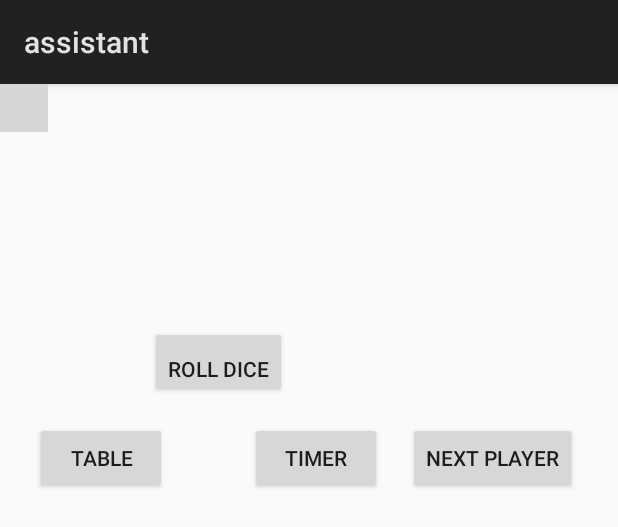
After one commit to hannahhaist/Game_Assistant, an Android app: the layout activity_dice_game.xml on its own in the app's theme, with its tools: preview values and no code run, on a phone screen of 412 x 824 dp. The commit adds this screen. Shown: the top 527 px of the screen. Run offline under Robolectric (Android 15) with nearby library versions, the phone set to English and light mode, and no system bars; grey boxes are pictures that could not be loaded.

Commit message:
GUI for InGame and Timer

```diff
--- a/app/src/main/AndroidManifest.xml
+++ b/app/src/main/AndroidManifest.xml
@@ -9,6 +9,14 @@
         android:roundIcon="@mipmap/ic_launcher_round"
         android:supportsRtl="true"
         android:theme="@style/AppTheme">
+        <activity android:name=".InGameActivity">
+            <intent-filter>
+                <action android:name="android.intent.action.MAIN" />
+
+                <category android:name="android.intent.category.LAUNCHER" />
+            </intent-filter>
+        </activity>
+        <!--
         <activity android:name=".MainActivity">
             <intent-filter>
                 <action android:name="android.intent.action.MAIN" />
@@ -16,10 +24,17 @@
                 <category android:name="android.intent.category.LAUNCHER" />
             </intent-filter>
         </activity>
-        <activity android:name=".FeaturesCustomActivity"/>
-        <activity android:name=".DiceSettingsActivity"/>
-        <activity android:name=".TableSettingsActivity"/>
-        <activity android:name=".TimerSettingsActivity"/>
+        -->
+        <activity android:name=".FeaturesCustomActivity" />
+        <activity android:name=".DiceSettingsActivity" />
+        <activity android:name=".TableSettingsActivity" />
+        <activity android:name=".TimerSettingsActivity" />
+        <!--
+
+        <activity
+            android:name=".InGameActivity"
+            android:label="@string/title_activity_in_game"></activity>
+
+    -->
     </application>
-
 </manifest>
--- /dev/null
+++ b/app/src/main/res/layout/activity_dice_game.xml
@@ -0,0 +1,87 @@
+<?xml version="1.0" encoding="utf-8"?>
+<LinearLayout xmlns:android="http://schemas.android.com/apk/res/android"
+    xmlns:tools="http://schemas.android.com/tools"
+    android:orientation="vertical" android:layout_width="match_parent"
+    android:layout_height="match_parent"
+    android:weightSum="1"
+    >
+<LinearLayout xmlns:android="http://schemas.android.com/apk/res/android"
+    xmlns:tools="http://schemas.android.com/tools"
+    android:orientation="vertical" android:layout_width="match_parent"
+    android:layout_height="wrap_content"
+    android:weightSum="1"
+    >
+
+<include layout="@layout/ingame_layout"
+    android:layout_height="wrap_content"
+    android:layout_width="wrap_content"
+
+    />
+    <TextView
+        android:id="@+id/tvTimer"
+        android:layout_width="match_parent"
+        android:layout_height="wrap_content"
+        android:text=""
+        android:layout_marginStart="20dp"
+        android:layout_marginTop="10dp"/>
+
+
+
+</LinearLayout>
+
+    <LinearLayout
+        android:layout_width="match_parent"
+        android:layout_height="wrap_content"
+        android:orientation="vertical"
+        android:weightSum="1">
+
+        <Button
+            android:id="@+id/btRollDice"
+            android:layout_width="wrap_content"
+            android:layout_height="wrap_content"
+            android:layout_marginTop="100dp"
+            android:gravity="bottom"
+            android:text="@string/btRollDice_str"
+            android:layout_marginLeft="100dp"/>
+
+
+    </LinearLayout>
+    <RelativeLayout
+        android:layout_width="match_parent"
+        android:layout_height="148dp"
+        android:layout_weight="0.49">
+
+
+        <Button
+            android:id="@+id/btTable"
+            android:layout_width="wrap_content"
+            android:layout_height="wrap_content"
+            android:layout_alignParentStart="true"
+            android:layout_alignParentTop="true"
+            android:layout_marginStart="23dp"
+            android:layout_marginTop="16dp"
+            android:text="@string/btTable_str"
+            android:onClick="changeToTable"/>
+
+        <Button
+            android:id="@+id/btTimer"
+            android:layout_width="wrap_content"
+            android:layout_height="wrap_content"
+            android:text="@string/btTimer_str"
+            android:onClick="changeToTimer"
+            android:layout_alignBaseline="@+id/btTable"
+            android:layout_alignBottom="@+id/btTable"
+            android:layout_toStartOf="@+id/btNextPlayer"
+            android:layout_marginEnd="17dp" />
+
+        <Button
+            android:id="@+id/btNextPlayer"
+            android:layout_width="wrap_content"
+            android:layout_height="wrap_content"
+            android:layout_alignParentEnd="true"
+            android:layout_alignTop="@+id/btTimer"
+            android:layout_marginEnd="27dp"
+            android:text="@string/btNextPlayer_str"
+            android:onClick="nextPlayer"/>
+    </RelativeLayout>
+</LinearLayout>
--- a/app/src/main/res/values/strings.xml
+++ b/app/src/main/res/values/strings.xml
@@ -30,5 +30,17 @@
     <string name="tvTimerDuration_str">table settings</string>
     <string name="rbtnTimerOne_str">one timer</string>
     <string name="rbtnTimerEach_str">timer for each player</string>
+    <string name="title_activity_dice_game">DiceGame</string>
+    <string name="title_activity_table_in_game">TableInGame</string>
+    <string name="title_activity_timer_in_game">TimerInGame</string>
+    <string name="btTable_str">Table</string>
+    <string name="btDice_str">Dice</string>
+    <string name="btTimer_str">Timer</string>
+    <string name="title_activity_in_game">InGameActivity</string>
+    <string name="btNextPlayer_str" >Next Player </string>
+    <string name="btRollDice_str">Roll Dice</string>
+    <string name="btStartTimer_str">Start Timer</string>
+    <string name="btStopTimer_str">Stop Timer</string>
+    <string name="btResetTimer_str">Reset Timer</string>
 
 </resources>
```
